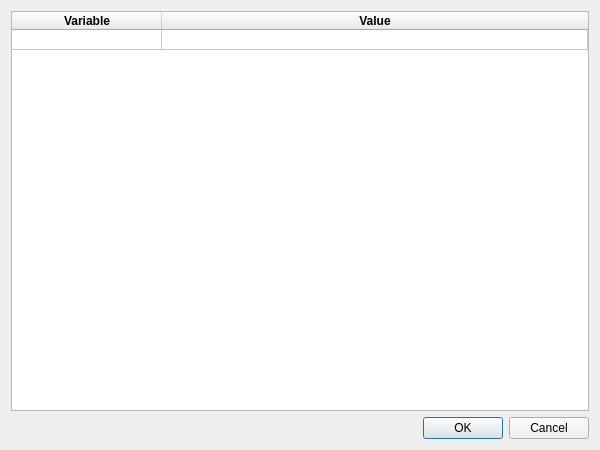
The window that Plugins/viewvariables/variables_dialog.ui (17500mph/picard) describes before a commit, drawn with Qt 5.
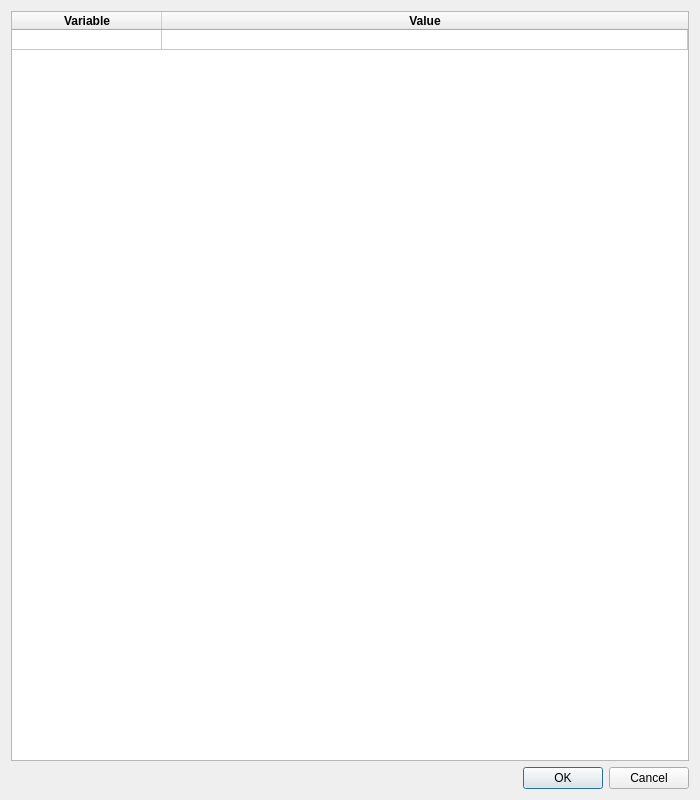
The same window after the commit.

```diff
--- a/Plugins/viewvariables/variables_dialog.ui
+++ b/Plugins/viewvariables/variables_dialog.ui
@@ -6,8 +6,8 @@
    <rect>
     <x>0</x>
     <y>0</y>
-    <width>600</width>
-    <height>450</height>
+    <width>700</width>
+    <height>800</height>
    </rect>
   </property>
   <layout class="QVBoxLayout" name="verticalLayout">
```
Left out of the diff: 6 changed lines with no effect on the pictures.
